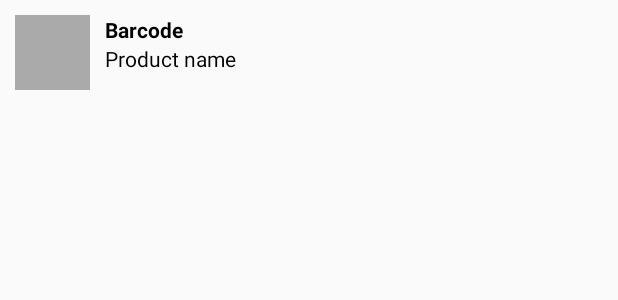
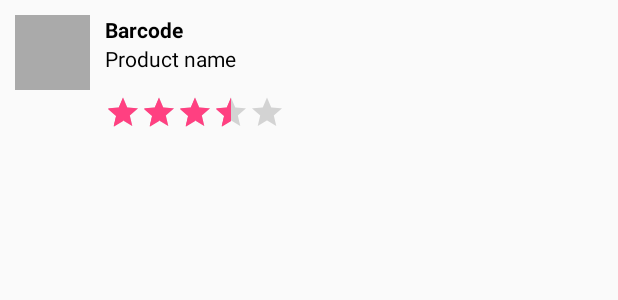
Before and after one commit to BenjaminDenis/ChooseYourWine, an Android app: the layout product_row_layout.xml on its own in the app's theme, with its tools: preview values and no code run, on a phone screen of 412 x 824 dp. Shown: the top 300 px of the screen. Run offline under Robolectric (Android 15) with nearby library versions, the phone set to English and light mode, and no system bars.

Commit message:
add rating

```diff
--- a/app/src/main/java/com/epsi/projects/chooseyourwine/adapters/ProductAdapter.java
+++ b/app/src/main/java/com/epsi/projects/chooseyourwine/adapters/ProductAdapter.java
@@ -45,7 +45,10 @@ public class ProductAdapter extends ArrayAdapter<Product> {
         Product product = getItem(position);
 
         // On rempli la vue
-        viewHolder.name.setText(product.getName());
+        if (product.getName().isEmpty())
+            viewHolder.name.setText("Unknown");
+        else
+            viewHolder.name.setText(product.getName());
         viewHolder.code.setText(product.getBarcode());
         new ImageLoader(viewHolder.image).execute(product.getImgUrl());
 
--- a/app/src/main/res/layout/product_row_layout.xml
+++ b/app/src/main/res/layout/product_row_layout.xml
@@ -31,7 +31,19 @@
         android:layout_height="wrap_content"
         android:textColor="@android:color/black"
         android:layout_alignLeft="@+id/product_code"
+        android:layout_toRightOf="@+id/product_img"
         android:layout_below="@+id/product_code"
         tools:text="Product name"
         />
+
+    <RatingBar
+        android:layout_width="wrap_content"
+        android:layout_height="wrap_content"
+        android:layout_below="@+id/product_name"
+        android:layout_alignLeft="@+id/product_code"
+        android:numStars="5"
+        android:rating="3.7"
+        android:scaleX="0.5"
+        android:scaleY="0.5"
+        android:layout_alignParentLeft="true"/>
 </RelativeLayout>
```
